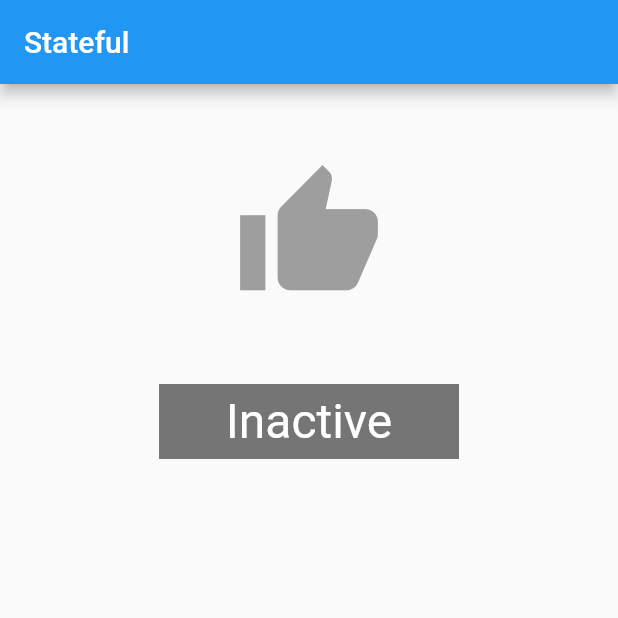
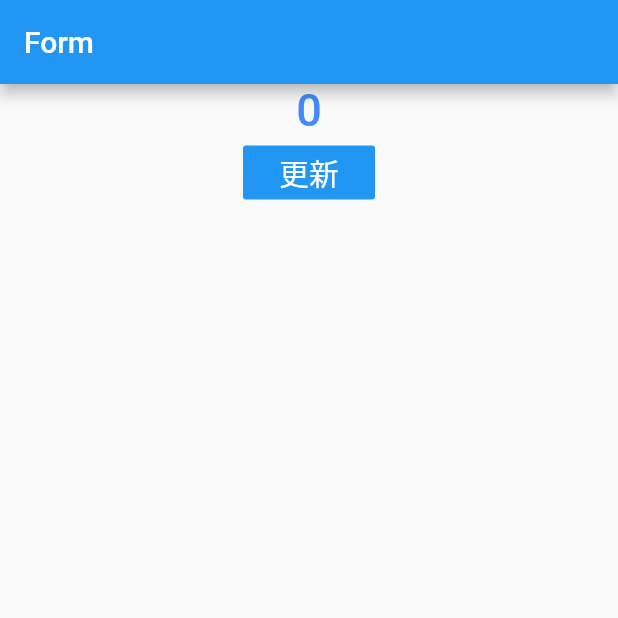
Before and after one commit to kazuma-fujita/flutter_doc_jp_layout_tutorial, a Flutter app: the screen it shows after launch, on a phone screen of 412 x 824 dp, the top half of it. Run offline on Flutter 3.47's test engine with Material 2 defaults, Android fonts, the phone set to English and light mode, and no system bars.

Commit message:
flat button added

```diff
--- /dev/null
+++ b/lib/flat_button.dart
@@ -0,0 +1,62 @@
+import 'package:flutter/material.dart';
+
+class FlatButtonWidget extends StatelessWidget {
+  @override
+  Widget build(BuildContext context) {
+    return MaterialApp(
+      title: 'Form',
+      home: Scaffold(
+        appBar: AppBar(
+          title: const Text('Form'),
+        ),
+        body: Center(
+          child: ChangeForm(),
+        ),
+      ),
+    );
+  }
+}
+
+class ChangeForm extends StatefulWidget {
+  @override
+  _ChangeFormState createState() => _ChangeFormState();
+}
+
+class _ChangeFormState extends State<ChangeForm> {
+  int _count = 0;
+
+  void _handlePressed() {
+    setState(() {
+      _count++;
+    });
+  }
+
+  @override
+  Widget build(BuildContext context) {
+    return Container(
+      child: Column(
+        children: [
+          Text(
+            '$_count',
+            style: const TextStyle(
+              color: Colors.blueAccent,
+              fontSize: 30,
+              fontWeight: FontWeight.w500,
+            ),
+          ),
+          FlatButton(
+            onPressed: _handlePressed,
+            color: Colors.blue,
+            child: const Text(
+              '更新',
+              style: const TextStyle(
+                color: Colors.white,
+                fontSize: 20,
+              ),
+            ),
+          )
+        ],
+      ),
+    );
+  }
+}
--- a/lib/main.dart
+++ b/lib/main.dart
@@ -1,11 +1,11 @@
 import 'package:flutter/material.dart';
 import 'package:flutter/rendering.dart';
 
-import 'stateful_sample.dart';
+import 'flat_button.dart';
 
 void main() {
   debugPaintSizeEnabled = true;
-  runApp(StatefulSample());
+  runApp(FlatButtonWidget());
 }
 
 class MyApp extends StatelessWidget {
```
